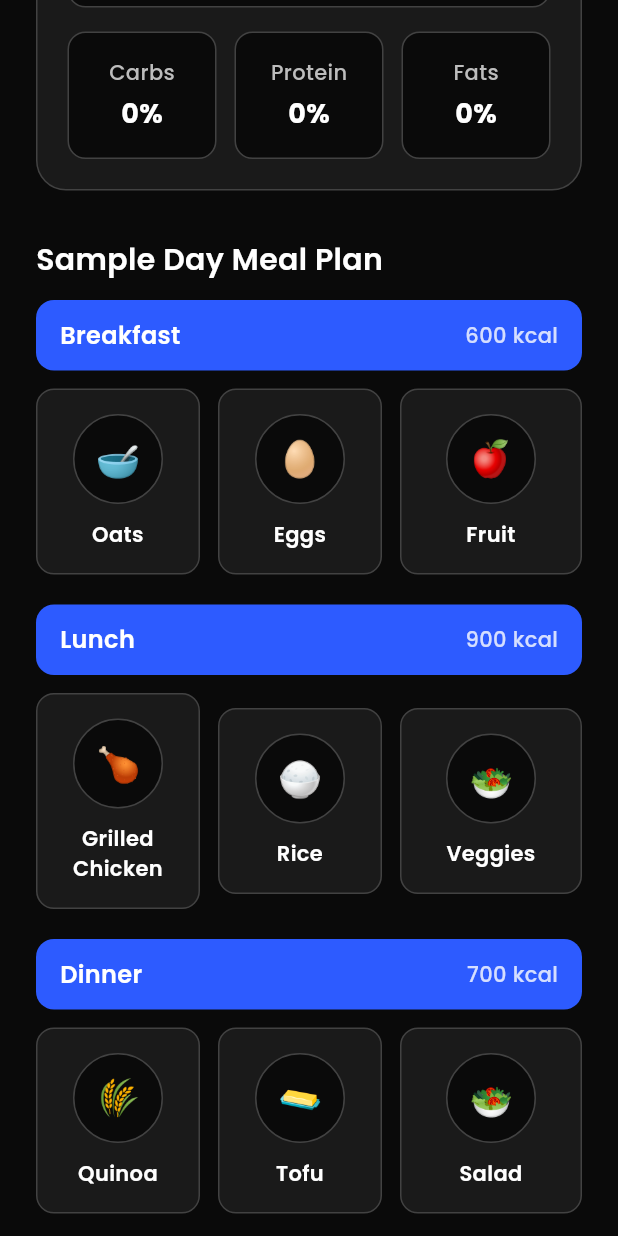
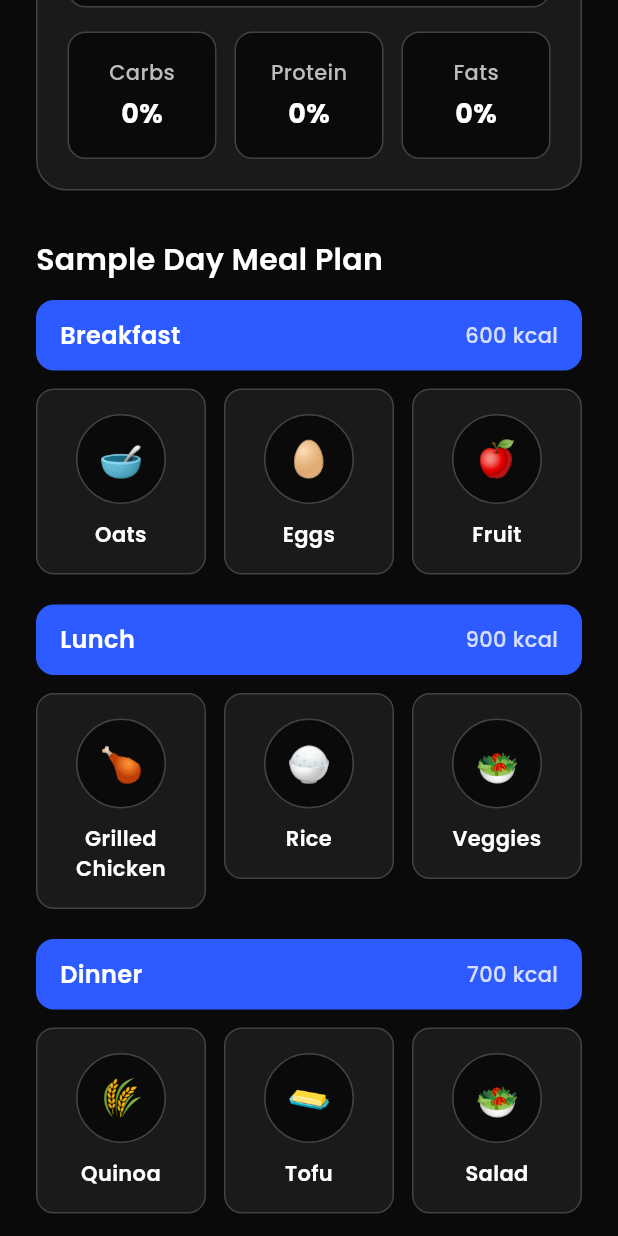
Before and after one commit to DelXN-shivam/GYM-Meal-Subscription-Frontend, a Flutter app: the SampleMealScreen screen opened by its route, scrolled down 1152 dp, on a phone screen of 412 x 824 dp. Run offline on Flutter 3.47's test engine with Material 3 defaults, Android fonts, the phone set to English and light mode, and no system bars; our stand-ins replace firebase_auth, firebase_core, flutter_svg, google_fonts, shared_preferences; accounts and stored records are empty.

Commit message:
Before Dark theme applied 2

```diff
--- a/lib/screens/auth/signup_screen.dart
+++ b/lib/screens/auth/signup_screen.dart
@@ -84,7 +84,7 @@ class _SignupScreenState extends State<SignupScreen> {
         );
         profileProvider.setSignupCompleted(true);
         profileProvider.logAllProfileData(pageName: 'Signup Screen');
-        Navigator.pushNamed(context, AppRoutes.home);
+        Navigator.pushNamed(context, AppRoutes.login);
       }
     } on FirebaseAuthException catch (e) {
       log("FirebaseAuthException: ${e.message}");
--- a/lib/screens/process/sample_meal_screen.dart
+++ b/lib/screens/process/sample_meal_screen.dart
@@ -144,11 +144,17 @@ class _SampleMealScreenState extends State<SampleMealScreen> {
 
   @override
   Widget build(BuildContext context) {
+    final screenWidth = MediaQuery.of(context).size.width;
+    final screenHeight = MediaQuery.of(context).size.height;
+    final textScale = MediaQuery.of(context).textScaleFactor;
+    final horizontalPadding = screenWidth * 0.06 > 24
+        ? 24.0
+        : screenWidth * 0.06;
     return Scaffold(
       backgroundColor: Color(0xFF0A0A0A),
       body: SafeArea(
         child: SingleChildScrollView(
-          padding: EdgeInsets.all(24),
+          padding: EdgeInsets.all(horizontalPadding),
           child: Column(
             crossAxisAlignment: CrossAxisAlignment.start,
             children: [
@@ -162,7 +168,7 @@ class _SampleMealScreenState extends State<SampleMealScreen> {
                     icon: Icon(
                       Icons.arrow_back_ios_new_rounded,
                       color: Colors.white,
-                      size: 24,
+                      size: screenWidth * 0.06 > 24 ? 24 : screenWidth * 0.06,
                     ),
                     padding: EdgeInsets.zero,
                     constraints: BoxConstraints(),
@@ -171,34 +177,44 @@ class _SampleMealScreenState extends State<SampleMealScreen> {
                     child: Center(
                       child: SvgPicture.asset(
                         'assets/svg/newLogo.svg',
-                        height: 40,
+                        height: screenHeight * 0.05 > 40
+                            ? 40
+                            : screenHeight * 0.05,
                       ),
                     ),
                   ),
-                  SizedBox(width: 24),
+                  SizedBox(width: horizontalPadding),
                 ],
               ),
-              SizedBox(height: 40),
+              SizedBox(
+                height: screenHeight * 0.05 > 40 ? 40 : screenHeight * 0.05,
+              ),
 
               // Title
               Text(
                 'Your Meal Plan',
                 style: TextStyle(
                   color: Colors.white,
-                  fontSize: 32,
+                  fontSize: screenWidth * 0.08 > 32 ? 32 : screenWidth * 0.08,
                   fontWeight: FontWeight.bold,
                 ),
+                maxLines: 1,
+                overflow: TextOverflow.ellipsis,
               ),
               SizedBox(height: 8),
               Text(
                 'Personalized nutrition for your goals',
                 style: TextStyle(
                   color: Colors.grey[400],
-                  fontSize: 16,
+                  fontSize: screenWidth * 0.04 > 16 ? 16 : screenWidth * 0.04,
                   fontWeight: FontWeight.w400,
                 ),
+                maxLines: 2,
+                overflow: TextOverflow.ellipsis,
               ),
-              SizedBox(height: 40),
+              SizedBox(
+                height: screenHeight * 0.05 > 40 ? 40 : screenHeight * 0.05,
+              ),
 
               // // Stats Section
               // _buildSectionTitle('Your stats'),
@@ -279,6 +295,8 @@ class _SampleMealScreenState extends State<SampleMealScreen> {
         fontSize: 20,
         fontWeight: FontWeight.w600,
       ),
+      maxLines: 1,
+      overflow: TextOverflow.ellipsis,
     );
   }
 
@@ -385,14 +403,18 @@ class _SampleMealScreenState extends State<SampleMealScreen> {
       ),
       child: Row(
         children: [
-          Text(icon, style: TextStyle(fontSize: 16)),
+          FittedBox(child: Text(icon, style: TextStyle(fontSize: 16))),
           SizedBox(width: 12),
-          Text(
+          Expanded(
+            child: Text(
               '$label: $value',
               style: TextStyle(
                 fontSize: 16,
                 fontWeight: FontWeight.w500,
                 color: Colors.white,
+              ),
+              maxLines: 1,
+              overflow: TextOverflow.ellipsis,
             ),
           ),
         ],
@@ -530,36 +552,49 @@ class _SampleMealScreenState extends State<SampleMealScreen> {
           child: Row(
             mainAxisAlignment: MainAxisAlignment.spaceBetween,
             children: [
-              Text(
+              Flexible(
+                child: Text(
                   mealName,
                   style: TextStyle(
                     fontSize: 16,
                     fontWeight: FontWeight.w600,
                     color: Colors.white,
                   ),
+                  maxLines: 1,
+                  overflow: TextOverflow.ellipsis,
                 ),
-              Text(
+              ),
+              Flexible(
+                child: Text(
                   calories,
                   style: TextStyle(
                     fontSize: 14,
                     fontWeight: FontWeight.w500,
                     color: Colors.white.withOpacity(0.8),
                   ),
+                  maxLines: 1,
+                  overflow: TextOverflow.ellipsis,
+                ),
               ),
             ],
           ),
         ),
         SizedBox(height: 12),
-        Row(
+        Wrap(
+          spacing: 12,
+          runSpacing: 12,
           children: items
               .map(
-                (item) => Expanded(
-                  child: Container(
-                    margin: EdgeInsets.only(
-                      right: items.indexOf(item) < items.length - 1 ? 12 : 0,
-                    ),
+                (item) => SizedBox(
+                  width:
+                      (MediaQuery.of(context).size.width -
+                          2 *
+                              (MediaQuery.of(context).size.width * 0.06 > 24
+                                  ? 24.0
+                                  : MediaQuery.of(context).size.width * 0.06) -
+                          24) /
+                      3,
                   child: _buildMealItem(item['name'], item['image']),
-                  ),
                 ),
               )
               .toList(),
@@ -600,7 +635,11 @@ class _SampleMealScreenState extends State<SampleMealScreen> {
                 shape: BoxShape.circle,
                 border: Border.all(color: Colors.grey[800]!),
               ),
-              child: Center(child: Text(emoji, style: TextStyle(fontSize: 24))),
+              child: Center(
+                child: FittedBox(
+                  child: Text(emoji, style: TextStyle(fontSize: 24)),
+                ),
+              ),
             ),
             SizedBox(height: 10),
             Text(
@@ -611,6 +650,9 @@ class _SampleMealScreenState extends State<SampleMealScreen> {
                 fontWeight: FontWeight.w600,
                 color: Colors.white,
               ),
+              maxLines: 2,
+              overflow: TextOverflow.ellipsis,
+              softWrap: true,
             ),
           ],
         ),
--- a/lib/screens/process/subscription_plans_screen.dart
+++ b/lib/screens/process/subscription_plans_screen.dart
@@ -354,11 +354,11 @@ class _SubscriptionPlansPageState extends State<SubscriptionPlansPage> {
       _showSnackBar('Please select a plan');
       return;
     }
-    Navigator.pushNamedAndRemoveUntil(
-      context,
-      AppRoutes.profile,
-      (route) => false,
-    );
+    // Navigator.pushNamedAndRemoveUntil(
+    //   context,
+    //   AppRoutes.profile,
+    //   (route) => false,
+    // );
     Navigator.pop(context);
   }
 
```
Lines whose indentation alone changed are shown as unchanged.
